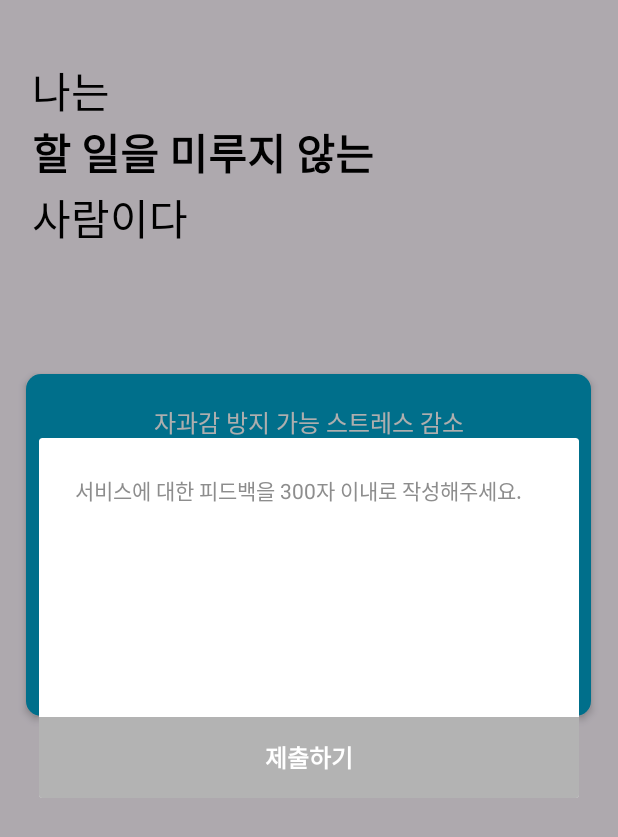
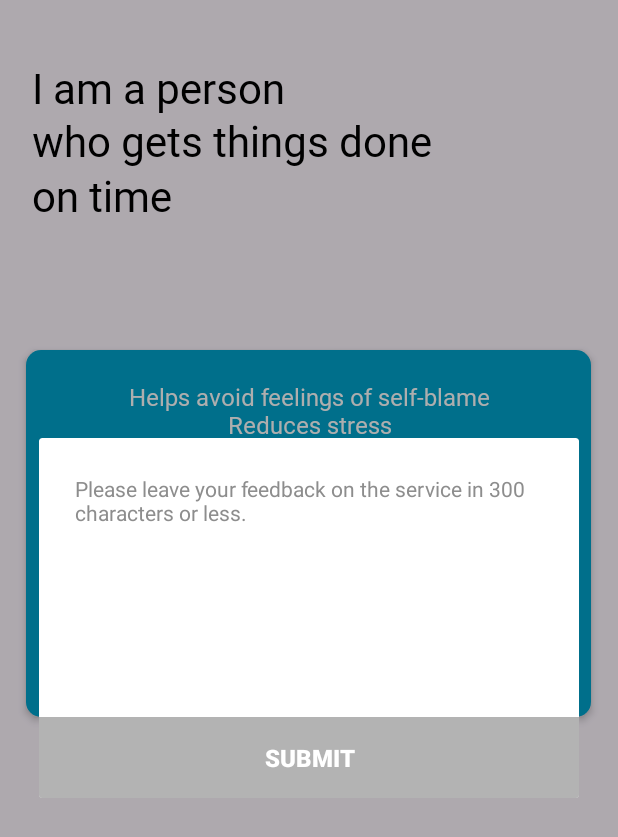
Before and after one commit to team-pixels-dev/EarlyBird-Android, an Android app: the fragment NpsCommentDialogFragment placed in its activity, on a phone screen of 412 x 824 dp. Shown: the top 837 px of the screen. Run offline under Robolectric (Android 15) with nearby library versions, the light colour scheme and no system bars.

Commit message:
중간 저장

```diff
--- a/app/build.gradle.kts
+++ b/app/build.gradle.kts
@@ -12,9 +12,9 @@ android {
         applicationId = "com.suhwan.earlybird_test"
         minSdk = 26
         targetSdk = 35
-        versionCode = 4
-        versionName = "1.0.4"
-
+        versionCode = 5
+        versionName = "1.0.5"
+        resConfigs("ko")
         testInstrumentationRunner = "androidx.test.runner.AndroidJUnitRunner"
     }
 
--- /dev/null
+++ b/app/src/main/res/font/pretendard.xml
@@ -0,0 +1,16 @@
+<?xml version="1.0" encoding="utf-8"?>
+<font-family xmlns:android="http://schemas.android.com/apk/res/android"
+    xmlns:app="http://schemas.android.com/apk/res-auto">
+    <font
+        app:fontStyle="normal"
+        app:fontWeight="300"
+        app:font="@font/pretendard_light" />
+    <font
+        app:fontStyle="normal"
+        app:fontWeight="400"
+        app:font="@font/pretendard_regular" />
+    <font
+        app:fontStyle="normal"
+        app:fontWeight="700"
+        app:font="@font/pretendard_bold" />
+</font-family>
--- a/app/src/main/res/layout/activity_main.xml
+++ b/app/src/main/res/layout/activity_main.xml
@@ -89,6 +89,7 @@
             android:text="@string/main_title_1_introduction_1"
             android:textColor="@color/white"
             android:textSize="16sp"
+            android:textAlignment="center"
             app:layout_constraintEnd_toEndOf="parent"
             app:layout_constraintStart_toStartOf="@+id/box_1"
             app:layout_constraintTop_toTopOf="parent" />
--- a/app/src/main/res/values/font_style.xml
+++ b/app/src/main/res/values/font_style.xml
@@ -1,7 +1,8 @@
 <?xml version="1.0" encoding="utf-8"?>
-<resources>
+<resources xmlns:app="http://schemas.android.com/apk/res-auto">
     <style name="normal_font" parent="Theme.MaterialComponents.DayNight.DarkActionBar">
         <!-- 전체 폰트 적용 -->
 <!--        <item name="android:fontFamily">@font/one_mobile_pop</item>-->
+        <item name="android:fontFamily">@font/pretendard</item>
     </style>
 </resources>
--- a/app/src/main/res/values/strings.xml
+++ b/app/src/main/res/values/strings.xml
@@ -2,18 +2,18 @@
     <string name="app_name">얼리버드</string>
 
     <!--main_activity-->
-    <string name="main_introduction">나는\n<b>할 일을 미루지 않는</b>\n사람이다</string>
-    <string name="main_title_1">지금 2분 집중 시작</string>
-    <string name="main_title_1_introduction_1">자과감 방지 가능 스트레스 감소</string>
+    <string name="main_introduction">I am a person\n<b>who gets things done</b>\non time</string>
+    <string name="main_title_1">Get started now!</string>
+    <string name="main_title_1_introduction_1">Helps avoid feelings of self-blame\nReduces stress</string>
     <!--    <string name="main_title_1_introduction_2">스트레스 감소</string>-->
     <string name="main_title_2">할 일 추가하고 알림받기</string>
     <string name="main_title_2_introduction_1">좋은 성적받기 가능</string>
     <string name="main_title_2_introduction_2">지각 스트레스 해방</string>
 
     <!--timer_activity-->
-    <string name="timer_btn_start">시작!</string>
-    <string name="timer_btn_end">완료</string>
-    <string name="timer_finish_good">얼리버드와 함께라면\n혼자선 어려운 일도\n쉽게 시작할 수 있어요!</string>
+    <string name="timer_btn_start">Start!</string>
+    <string name="timer_btn_end">Task completed!</string>
+    <string name="timer_finish_good">With EarlyBird,\ngetting started is easy!</string>
 
     <!--addAlarm_activity-->
     <string name="add_non_added_ment">나중에 할 일 추가하고 알림 받기</string>
@@ -33,26 +33,26 @@
     <string name="reservation_normal">기본</string>
 
     <!--splash_activity-->
-    <string name="splash_text_1">얼리버드<font color='#4C4C4C'>와 함께라면</font></string>
-    <string name="splash_text_2">시작이 어렵지 않아요</string>
+    <string name="splash_text_1"><font color='#4C4C4C'>With</font> EarlyBird<font color='#4C4C4C'>,</font></string>
+    <string name="splash_text_2">getting started is easy</string>
 
     <!--nps_score_fragment-->
-    <string name="nps_question">얼리버드를 주변에 얼마나\n추천하고 싶으신가요?</string>
-    <string name="nps_no_recommend">추천 안해요</string>
-    <string name="nps_yes_recommend">정말 추천해요</string>
-    <string name="nps_submit">제출하기</string>
+    <string name="nps_question">How likely to\nrecommend EarlyBird?</string>
+    <string name="nps_no_recommend">Wouldn\'t recommend</string>
+    <string name="nps_yes_recommend">Highly recommend</string>
+    <string name="nps_submit">Submit</string>
     <string name="nps_think">사용하면서 아쉬웠던 점이 있다면 적어주세요</string>
     <string name="nps_finish">완료하기</string>
 
     <!--nps_comment_fragment-->
-    <string name="nps_comment_hint">서비스에 대한 피드백을 300자 이내로 작성해주세요.</string>
+    <string name="nps_comment_hint">Please leave your feedback on the service in 300 characters or less.</string>
 
     <!--nps_pay_fragment-->
-    <string name="nps_pay_question">얼리버드를 월 1,900~5,900원으로\n결제해서 사용할 의향이 있으신가요?</string>
-    <string name="nps_pay_comment">현재 기능 만으로 구독 결제를 하실지 궁금해요!\n솔직한 의견을 알려주세요!</string>
-    <string name="nps_pay_yes">네, 결제할 의향이 있어요!</string>
-    <string name="nps_pay_middle">더 많은 기능이 필요해요</string>
-    <string name="nps_pay_no">아니요, 괜찮아요</string>
+    <string name="nps_pay_question">Would you be willing to\nsubscribe to EarlyBird for\n<b>$1.90~$5.90</b> per month?</string>
+    <string name="nps_pay_comment">We\'d love to know if you\'d subscribe\nbased on the current feature alone!</string>
+    <string name="nps_pay_yes">Yes, I\'d be willing to subscribe!</string>
+    <string name="nps_pay_middle">I need more features.</string>
+    <string name="nps_pay_no">No, I\'m good.</string>
 
 
 </resources>
```
Also changed, not shown: 5 other files.
